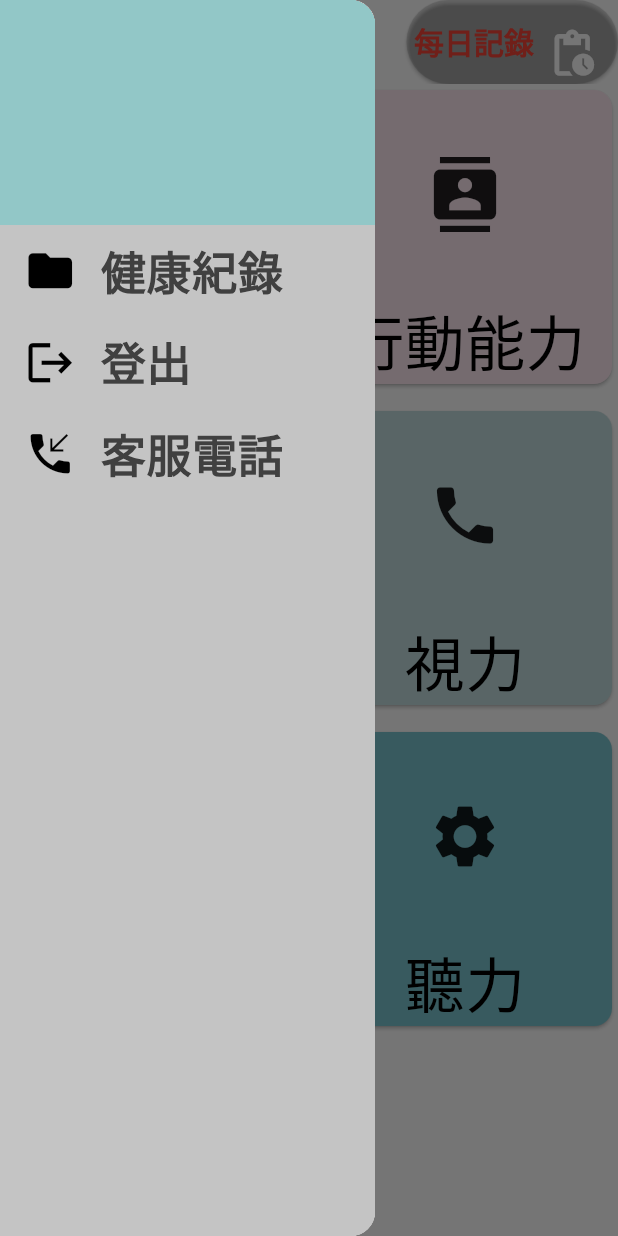
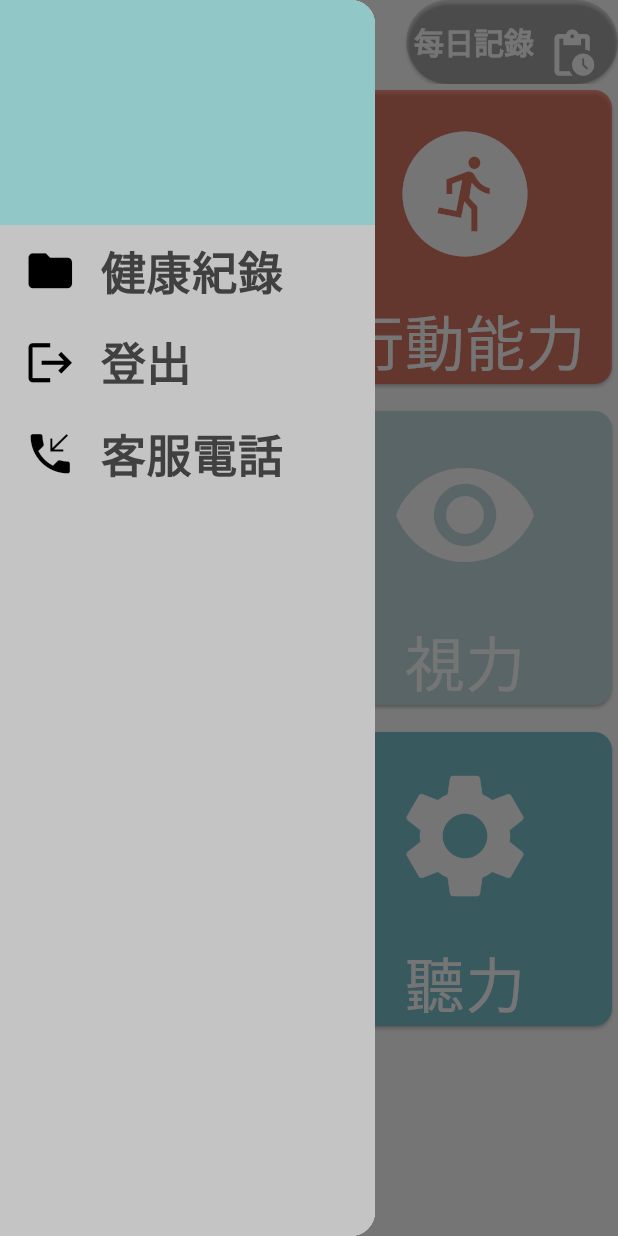
Before and after one commit to Hlunlun/ICOPE, a Flutter app: the HomePage screen opened by its route, in the side drawer, after a tap on "客服電話", on a phone screen of 412 x 824 dp. Run offline on Flutter 3.47's test engine with Material 2 defaults, Android fonts, the phone set to English and light mode, and no system bars; our stand-ins replace flutter_dotenv, flutter_tts, permission_handler; missing offline and left inert: flutter_sound_lite, flutter_sound_web, sign_button; Roboto replaces fonts that are missing (Akaya).

Commit message:
color, api

```diff
--- a/lib/item/item_card.dart
+++ b/lib/item/item_card.dart
@@ -29,8 +29,8 @@ class ItemCard extends StatelessWidget {
               child: Column(
                   crossAxisAlignment: CrossAxisAlignment.center,
                   children: <Widget>[
-                    Expanded(child:Icon(icon, size:50.0, )),
-                    Text(title, style: TextStyle(fontSize: 40),),
+                    Expanded(child:Icon(icon, size:100.0, color: Colors.white, )),
+                    Text(title, style: TextStyle(fontSize: 40,color: Colors.white),),
                   ]
               )
           )
--- a/lib/item/item_model.dart
+++ b/lib/item/item_model.dart
@@ -5,11 +5,11 @@ import 'package:flutter/material.dart';
 class ItemModel{
 
   static List<Item> items = <Item>[
-    Item(title: '認知功能', icon: Icons.smartphone_sharp, color: Color(0xFFDDB4D4) ,route: '/cognitive'),
-    Item(title: '行動能力', icon: Icons.contacts, color: Color(0xFFFEE9F2), route: '/action'),//const Color.fromARGB(1, 208, 119, 119)
+    Item(title: '認知功能', icon: Icons.missed_video_call, color: Color(0x7E674D76) ,route: '/cognitive'),
+    Item(title: '行動能力', icon: Icons.run_circle_sharp, color: Color(0x8DEF4021), route: '/action'),//const Color.fromARGB(1, 208, 119, 119)
     Item(title: '營養不良', icon: Icons.map, color: Color(0xFFDEEC7A), route: '/nutrition'),//const Color.fromARGB(1, 145,  170, 125)
-    Item(title: '視力', icon: Icons.phone, color: Color(0xFFC1DDDF), route: '/vision'),//const Color.fromARGB(1, 102, 137, 165)
-    Item(title: '情緒', icon: Icons.mood, color: Color(0xFFFEF2AA), route: '/mood'),// const Color.fromARGB(1, 213, 168, 124)
+    Item(title: '視力', icon: Icons.remove_red_eye, color: Color(0xFFC1DDDF), route: '/vision'),//const Color.fromARGB(1, 102, 137, 165)
+    Item(title: '情緒', icon: Icons.mood, color: Color(0xFFEEC174), route: '/mood'),// const Color.fromARGB(1, 213, 168, 124)
     Item(title: '聽力', icon: Icons.settings, color: Color(0xFF79C5CF), route: '/listening'),
   ];
 }
--- a/lib/main.dart
+++ b/lib/main.dart
@@ -1,4 +1,5 @@
 import 'package:flutter/material.dart';
+import 'package:icope/screen/signup.dart';
 
 import 'screen/home_page.dart';
 import 'screen/ability.dart';
@@ -26,13 +27,14 @@ class MyApp extends StatelessWidget {
     return MaterialApp(
       debugShowCheckedModeBanner: false,
       theme: ThemeData(
-        primarySwatch: Colors.red,
-        colorScheme: ColorScheme.light().copyWith(primary: Colors.red),
+        primarySwatch: Colors.orange,
+        colorScheme: ColorScheme.light().copyWith(primary: Colors.orange),
        useMaterial3: true
       ),
       initialRoute: '/signin',
       routes: {
         '/signin': (context)=>const Signin(),
+        '/signup' : (context) =>const Signup(),
         '/main': (context)=>const HomePage(),
         '/cognitive' :(context)=>const Cognitive(),
         '/dailyrecord' : (context)=>const DailyRecord(),
--- a/lib/screen/home_page.dart
+++ b/lib/screen/home_page.dart
@@ -29,8 +29,9 @@ class _HomePageState extends State<HomePage> {
       appBar: AppBar(
 
         title: const Text('ICOPE',style: TextStyle(
-          color: Colors.white,
-          fontSize: 30,
+          color: Colors.grey,
+          fontSize: 40,
+          fontWeight:FontWeight.w900,
         ),),
         backgroundColor: Colors.white12,
         actions: [
@@ -46,7 +47,7 @@ class _HomePageState extends State<HomePage> {
             },
             child:Row(
               children: [
-                Text('每日記錄'),
+                Text('每日記錄',style: TextStyle(color: Colors.white),),
                 IconButton(
                   iconSize: 35,
                   color: Colors.white,
@@ -59,8 +60,6 @@ class _HomePageState extends State<HomePage> {
 
             ),
           )
-
-
         ],
       ),
       body: Column(
--- a/lib/user/user_api.dart
+++ b/lib/user/user_api.dart
@@ -1,10 +1,11 @@
 import 'dart:convert';
 import 'dart:async';
 import 'package:http/http.dart' as http;
+import 'package:icope/environment.dart';
 
 import 'package:icope/user/user.dart';
 
-String api = '10.6.250.91:30011';
+String api = Environment.api;
 
 class UserApi {
 
@@ -55,4 +56,6 @@ class UserApi {
             throw Exception('Failed to Save User.');
         }
     }
+
+
 }
--- a/lib/utils/drawer.dart
+++ b/lib/utils/drawer.dart
@@ -1,6 +1,6 @@
 import 'package:flutter/material.dart';
 import 'package:icope/main.dart';
-
+import 'package:url_launcher/url_launcher.dart';
 import 'dart:async';
 
 import 'package:icope/user/user_api.dart';
@@ -14,7 +14,7 @@ class UserDrawer extends StatelessWidget {
 
   @override
   Widget build(BuildContext context){
-    getName();
+
     return Drawer(
         width: 250,
         child: Container(
@@ -29,11 +29,9 @@ class UserDrawer extends StatelessWidget {
                 decoration: BoxDecoration (
                     color: Color(0xff92C7C7)
                 ),
-                child: ListTile (
-                    title: Text(MyApp.username, style: stringStyle,),
-                    onTap: () {
-                    },
-                ),
+                child: Center(
+                  child:Text(MyApp.username, style: TextStyle(fontSize: 50),),
+                )
               ),
               ListTile (
                 leading: Icon(Icons.folder,size: 35),
@@ -50,7 +48,13 @@ class UserDrawer extends StatelessWidget {
               ListTile (
                 leading: Icon(Icons.phone_callback,size: 35,),
                 title: Text('客服電話', style: stringStyle,),
-                onTap: () {
+                onTap: () async{
+                    const url = 'tel:06 235 3535';
+                    if (await canLaunch(url)) {
+                      await launch(url);
+                    } else {
+                      throw 'Could not launch $url';
+                    }
                 },
               ),
 
@@ -60,11 +64,6 @@ class UserDrawer extends StatelessWidget {
         ),
     );
   }
-
-
-  void getName()async{
-    MyApp.username = await UserApi.findUserName(MyApp.userid);
-  }
 }
 
 const TextStyle stringStyle=TextStyle(
```
Also changed, not shown: lib/environment.dart (+7 -0 lines), lib/screen/login_form.dart (+18 -16 lines), lib/screen/signup.dart (+29 -1 lines), lib/utils/alert_dialog.dart (+13 -4 lines), 2 other files.
